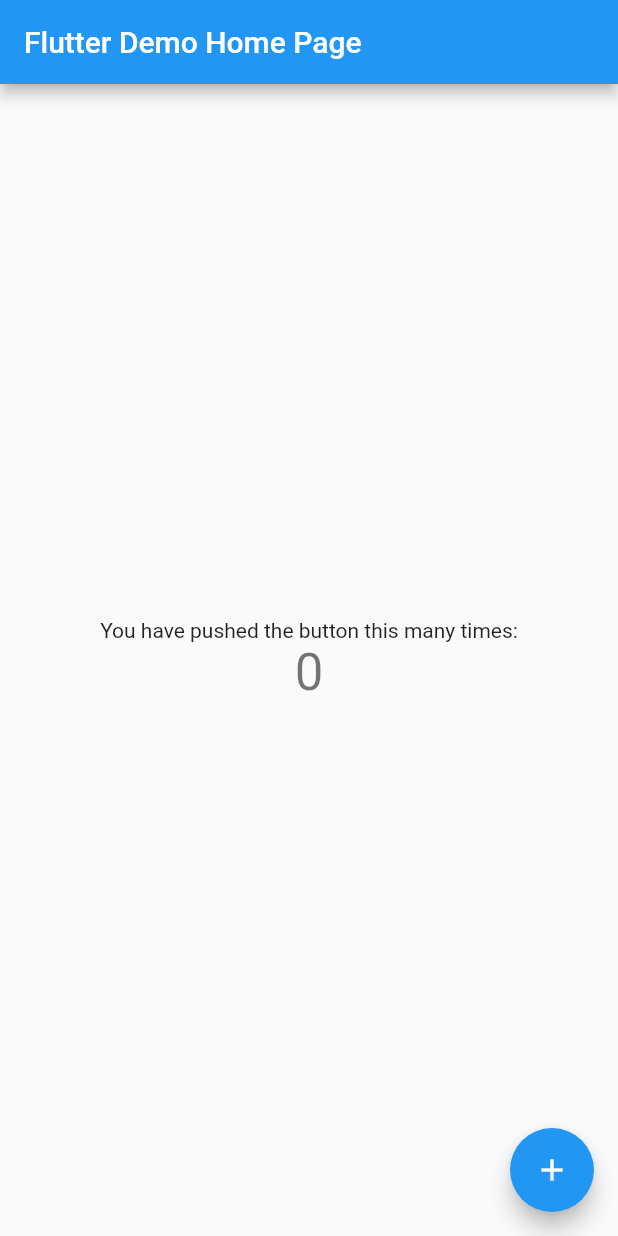
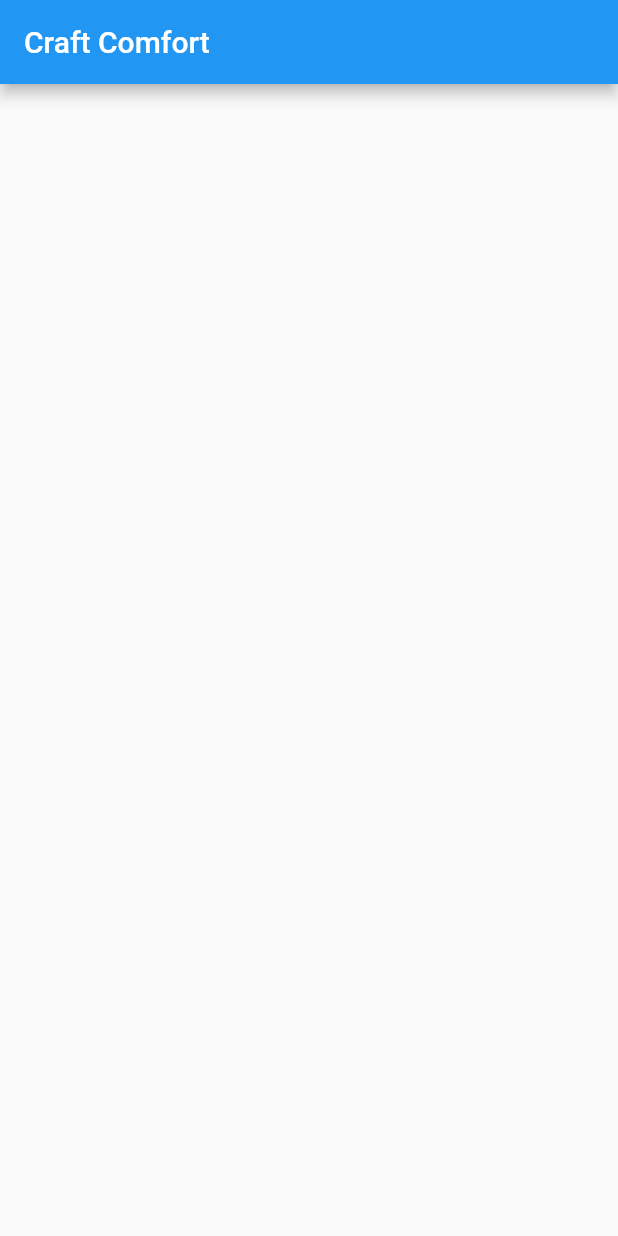
Before and after one commit to alligator11/ar_furniture_app, a Flutter app: the screen it shows after launch, on a phone screen of 412 x 824 dp. Run offline on Flutter 3.47's test engine with Material 2 defaults, Android fonts, the phone set to English and light mode, and no system bars.

Commit message:
New Home Screen created and cleaned main.dart

```diff
--- /dev/null
+++ b/lib/home_screen.dart
@@ -0,0 +1,26 @@
+import 'package:flutter/material.dart';
+
+class HomeScreen extends StatefulWidget
+{
+  const HomeScreen({Key? key}) : super(key: key);
+
+  @override
+  State<HomeScreen> createState() => _HomeScreenState();
+}
+
+
+
+class _HomeScreenState extends State<HomeScreen>
+{
+  @override
+  Widget build(BuildContext context)
+  {
+    return Scaffold(
+      appBar: AppBar(
+        title: const Text(
+          'Craft Comfort',
+        ),
+      ),
+    );
+  }
+}
--- a/lib/main.dart
+++ b/lib/main.dart
@@ -1,115 +1,24 @@
 import 'package:flutter/material.dart';
+import 'package:ar_furniture_app/home_screen.dart';
 
 void main() {
   runApp(const MyApp());
 }
 
-class MyApp extends StatelessWidget {
+class MyApp extends StatelessWidget
+{
   const MyApp({Key? key}) : super(key: key);
 
-  // This widget is the root of your application.
+
   @override
   Widget build(BuildContext context) {
     return MaterialApp(
-      title: 'Flutter Demo',
+      title: 'Flutter AR Furniture App',
       theme: ThemeData(
-        // This is the theme of your application.
-        //
-        // Try running your application with "flutter run". You'll see the
-        // application has a blue toolbar. Then, without quitting the app, try
-        // changing the primarySwatch below to Colors.green and then invoke
-        // "hot reload" (press "r" in the console where you ran "flutter run",
-        // or simply save your changes to "hot reload" in a Flutter IDE).
-        // Notice that the counter didn't reset back to zero; the application
-        // is not restarted.
         primarySwatch: Colors.blue,
       ),
-      home: const MyHomePage(title: 'Flutter Demo Home Page'),
+      debugShowCheckedModeBanner: false,
+      home: const HomeScreen(),
     );
   }
 }
-
-class MyHomePage extends StatefulWidget {
-  const MyHomePage({Key? key, required this.title}) : super(key: key);
-
-  // This widget is the home page of your application. It is stateful, meaning
-  // that it has a State object (defined below) that contains fields that affect
-  // how it looks.
-
-  // This class is the configuration for the state. It holds the values (in this
-  // case the title) provided by the parent (in this case the App widget) and
-  // used by the build method of the State. Fields in a Widget subclass are
-  // always marked "final".
-
-  final String title;
-
-  @override
-  State<MyHomePage> createState() => _MyHomePageState();
-}
-
-class _MyHomePageState extends State<MyHomePage> {
-  int _counter = 0;
-
-  void _incrementCounter() {
-    setState(() {
-      // This call to setState tells the Flutter framework that something has
-      // changed in this State, which causes it to rerun the build method below
-      // so that the display can reflect the updated values. If we changed
-      // _counter without calling setState(), then the build method would not be
-      // called again, and so nothing would appear to happen.
-      _counter++;
-    });
-  }
-
-  @override
-  Widget build(BuildContext context) {
-    // This method is rerun every time setState is called, for instance as done
-    // by the _incrementCounter method above.
-    //
-    // The Flutter framework has been optimized to make rerunning build methods
-    // fast, so that you can just rebuild anything that needs updating rather
-    // than having to individually change instances of widgets.
-    return Scaffold(
-      appBar: AppBar(
-        // Here we take the value from the MyHomePage object that was created by
-        // the App.build method, and use it to set our appbar title.
-        title: Text(widget.title),
-      ),
-      body: Center(
-        // Center is a layout widget. It takes a single child and positions it
-        // in the middle of the parent.
-        child: Column(
-          // Column is also a layout widget. It takes a list of children and
-          // arranges them vertically. By default, it sizes itself to fit its
-          // children horizontally, and tries to be as tall as its parent.
-          //
-          // Invoke "debug painting" (press "p" in the console, choose the
-          // "Toggle Debug Paint" action from the Flutter Inspector in Android
-          // Studio, or the "Toggle Debug Paint" command in Visual Studio Code)
-          // to see the wireframe for each widget.
-          //
-          // Column has various properties to control how it sizes itself and
-          // how it positions its children. Here we use mainAxisAlignment to
-          // center the children vertically; the main axis here is the vertical
-          // axis because Columns are vertical (the cross axis would be
-          // horizontal).
-          mainAxisAlignment: MainAxisAlignment.center,
-          children: <Widget>[
-            const Text(
-              'You have pushed the button this many times:',
-            ),
-            Text(
-              '$_counter',
-              style: Theme.of(context).textTheme.headline4,
-            ),
-          ],
-        ),
-      ),
-      floatingActionButton: FloatingActionButton(
-        onPressed: _incrementCounter,
-        tooltip: 'Increment',
-        child: const Icon(Icons.add),
-      ), // This trailing comma makes auto-formatting nicer for build methods.
-    );
-  }
-}
```
